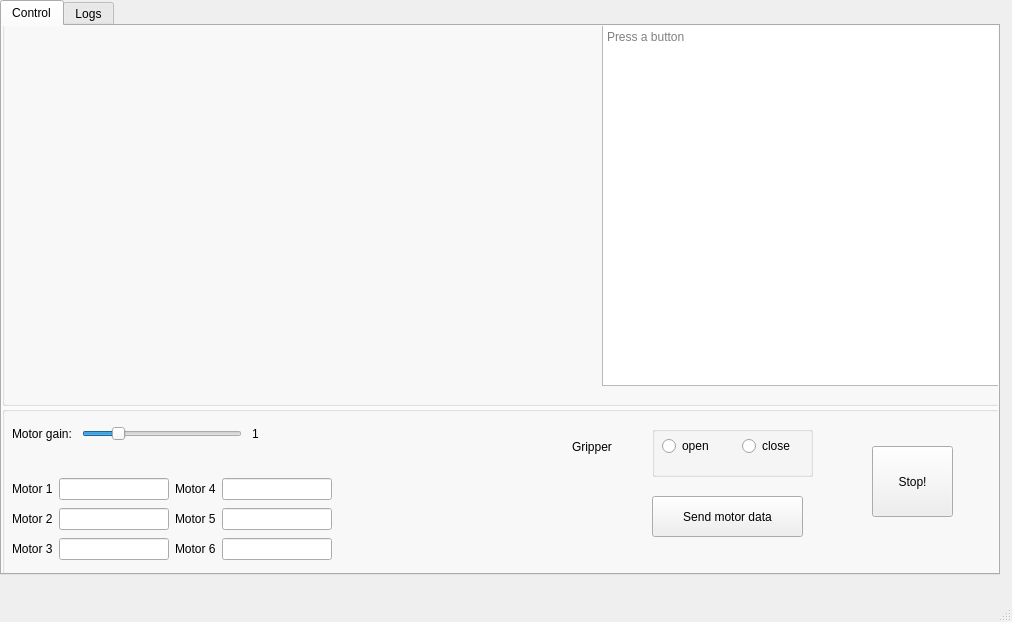
The window that src/MainWindow.ui (sq8vps/haller-control) describes before a commit, drawn with Qt 5.
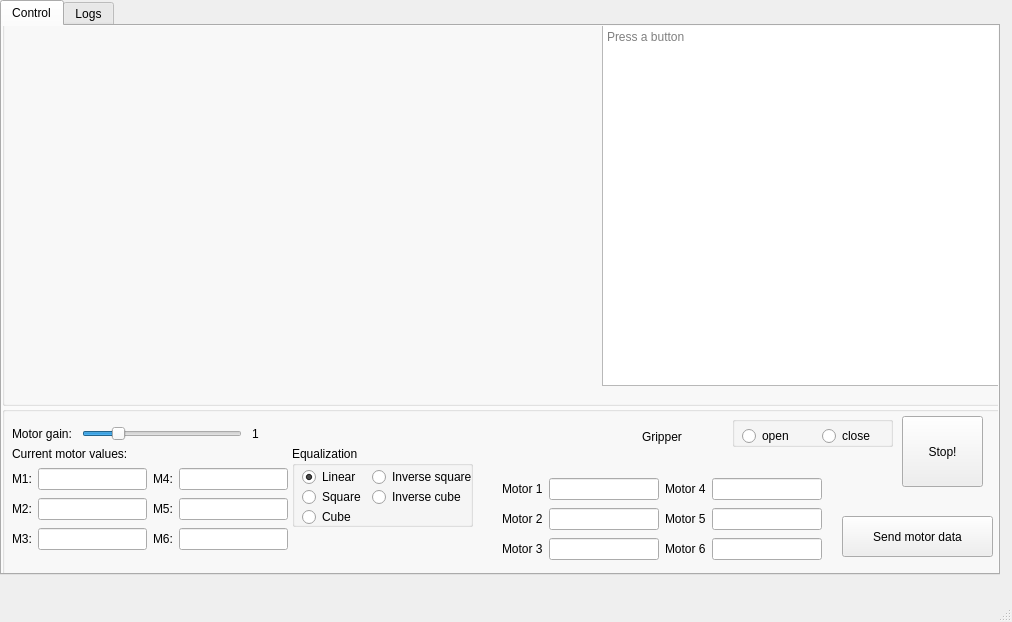
The same window after the commit.

Commit message: motor value printing and equalization

Patch:
```diff
--- a/src/MainWindow.ui
+++ b/src/MainWindow.ui
@@ -84,8 +84,8 @@
       <widget class="QLabel" name="label_6">
        <property name="geometry">
         <rect>
-         <x>570</x>
-         <y>30</y>
+         <x>640</x>
+         <y>20</y>
          <width>81</width>
          <height>21</height>
         </rect>
@@ -97,8 +97,8 @@
       <widget class="QPushButton" name="sendMotorDataButton">
        <property name="geometry">
         <rect>
-         <x>650</x>
-         <y>90</y>
+         <x>840</x>
+         <y>110</y>
          <width>151</width>
          <height>41</height>
         </rect>
@@ -110,10 +110,10 @@
       <widget class="QGroupBox" name="groupBox_3">
        <property name="geometry">
         <rect>
-         <x>650</x>
-         <y>20</y>
+         <x>730</x>
+         <y>10</y>
          <width>161</width>
-         <height>51</height>
+         <height>31</height>
         </rect>
        </property>
        <widget class="QRadioButton" name="gripperCloseButton">
@@ -146,8 +146,8 @@
       <widget class="QPushButton" name="stopButton">
        <property name="geometry">
         <rect>
-         <x>870</x>
-         <y>40</y>
+         <x>900</x>
+         <y>10</y>
          <width>81</width>
          <height>71</height>
         </rect>
@@ -204,10 +204,10 @@
         <string>1</string>
        </property>
       </widget>
-      <widget class="QWidget" name="">
+      <widget class="QWidget" name="layoutWidget">
        <property name="geometry">
         <rect>
-         <x>10</x>
+         <x>500</x>
          <y>70</y>
          <width>320</width>
          <height>86</height>
@@ -300,6 +300,196 @@
         </item>
        </layout>
       </widget>
+      <widget class="QLabel" name="label_9">
+       <property name="geometry">
+        <rect>
+         <x>10</x>
+         <y>40</y>
+         <width>121</width>
+         <height>16</height>
+        </rect>
+       </property>
+       <property name="text">
+        <string>Current motor values:</string>
+       </property>
+      </widget>
+      <widget class="QGroupBox" name="groupBox_4">
+       <property name="geometry">
+        <rect>
+         <x>290</x>
+         <y>40</y>
+         <width>181</width>
+         <height>81</height>
+        </rect>
+       </property>
+       <property name="title">
+        <string>Equalization</string>
+       </property>
+       <widget class="QRadioButton" name="rbLinear">
+        <property name="geometry">
+         <rect>
+          <x>10</x>
+          <y>20</y>
+          <width>61</width>
+          <height>22</height>
+         </rect>
+        </property>
+        <property name="text">
+         <string>Linear</string>
+        </property>
+        <property name="checked">
+         <bool>true</bool>
+        </property>
+       </widget>
+       <widget class="QRadioButton" name="rbSquare">
+        <property name="geometry">
+         <rect>
+          <x>10</x>
+          <y>40</y>
+          <width>61</width>
+          <height>22</height>
+         </rect>
+        </property>
+        <property name="text">
+         <string>Square</string>
+        </property>
+       </widget>
+       <widget class="QRadioButton" name="rbCube">
+        <property name="geometry">
+         <rect>
+          <x>10</x>
+          <y>60</y>
+          <width>61</width>
+          <height>22</height>
+         </rect>
+        </property>
+        <property name="text">
+         <string>Cube</string>
+        </property>
+       </widget>
+       <widget class="QRadioButton" name="rbInverseSquare">
+        <property name="geometry">
+         <rect>
+          <x>80</x>
+          <y>20</y>
+          <width>101</width>
+          <height>22</height>
+         </rect>
+        </property>
+        <property name="text">
+         <string>Inverse square</string>
+        </property>
+       </widget>
+       <widget class="QRadioButton" name="rbInverseCube">
+        <property name="geometry">
+         <rect>
+          <x>80</x>
+          <y>40</y>
+          <width>101</width>
+          <height>22</height>
+         </rect>
+        </property>
+        <property name="text">
+         <string>Inverse cube</string>
+        </property>
+       </widget>
+      </widget>
+      <widget class="QWidget" name="">
+       <property name="geometry">
+        <rect>
+         <x>10</x>
+         <y>60</y>
+         <width>276</width>
+         <height>86</height>
+        </rect>
+       </property>
+       <layout class="QGridLayout" name="gridLayout_2">
+        <item row="0" column="0">
+         <widget class="QLabel" name="label_10">
+          <property name="text">
+           <string>M1:</string>
+          </property>
+         </widget>
+        </item>
+        <item row="0" column="1">
+         <widget class="QLineEdit" name="leM1">
+          <property name="readOnly">
+           <bool>true</bool>
+          </property>
+         </widget>
+        </item>
+        <item row="0" column="2">
+         <widget class="QLabel" name="label_13">
+          <property name="text">
+           <string>M4:</string>
+          </property>
+         </widget>
+        </item>
+        <item row="0" column="3">
+         <widget class="QLineEdit" name="leM4">
+          <property name="readOnly">
+           <bool>true</bool>
+          </property>
+         </widget>
+        </item>
+        <item row="1" column="0">
+         <widget class="QLabel" name="label_11">
+          <property name="text">
+           <string>M2:</string>
+          </property>
+         </widget>
+        </item>
+        <item row="1" column="1">
+         <widget class="QLineEdit" name="leM2">
+          <property name="readOnly">
+           <bool>true</bool>
+          </property>
+         </widget>
+        </item>
+        <item row="1" column="2">
+         <widget class="QLabel" name="label_14">
+          <property name="text">
+           <string>M5:</string>
+          </property>
+         </widget>
+        </item>
+        <item row="1" column="3">
+         <widget class="QLineEdit" name="leM5">
+          <property name="readOnly">
+           <bool>true</bool>
+          </property>
+         </widget>
+        </item>
+        <item row="2" column="0">
+         <widget class="QLabel" name="label_12">
+          <property name="text">
+           <string>M3:</string>
+          </property>
+         </widget>
+        </item>
+        <item row="2" column="1">
+         <widget class="QLineEdit" name="leM3">
+          <property name="readOnly">
+           <bool>true</bool>
+          </property>
+         </widget>
+        </item>
+        <item row="2" column="2">
+         <widget class="QLabel" name="label_15">
+          <property name="text">
+           <string>M6:</string>
+          </property>
+         </widget>
+        </item>
+        <item row="2" column="3">
+         <widget class="QLineEdit" name="leM6">
+          <property name="readOnly">
+           <bool>true</bool>
+          </property>
+         </widget>
+        </item>
+       </layout>
+      </widget>
      </widget>
     </widget>
     <widget class="QWidget" name="logsTab">
```
The commit also changes 5 other files.
